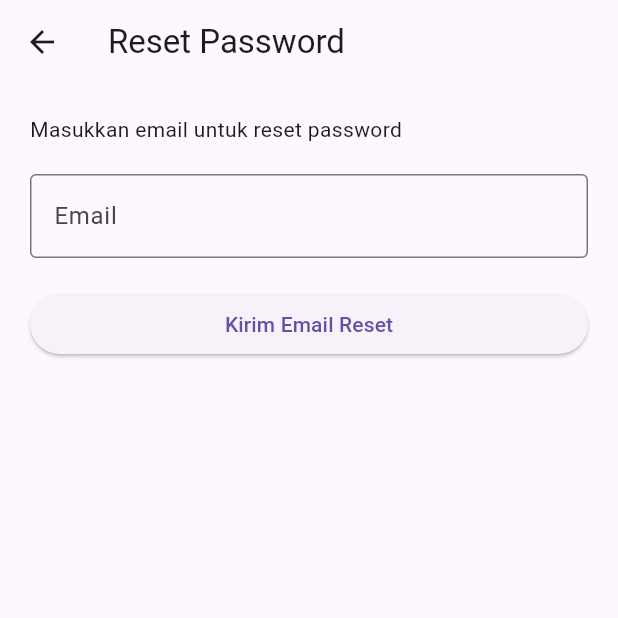
After one commit to abyanarif/U-Save, a Flutter app: the ForgotPassword screen opened directly, on a phone screen of 412 x 824 dp, the top half of it. The commit adds this screen. Run offline on Flutter 3.47's test engine with Material 3 defaults, Android fonts, the phone set to English and light mode, and no system bars; our stand-ins replace firebase_auth, firebase_core; accounts and stored records are empty.

Commit message:
Pindahan Ke Abyan

```diff
--- a/lib/Asuransi.dart
+++ b/lib/Asuransi.dart
@@ -2,6 +2,8 @@ import 'package:flutter/material.dart';
 import 'package:aplikasi2/Literasi.dart';
 
 class Asuransi extends StatelessWidget {
+  const Asuransi({super.key});
+
   @override
   Widget build(BuildContext context) {
     return Scaffold(
--- a/lib/BuatBaru.dart
+++ b/lib/BuatBaru.dart
@@ -2,12 +2,14 @@ import 'package:flutter/material.dart';
 import 'Cek.dart';
 
 class BuatBaru extends StatefulWidget {
+  const BuatBaru({super.key});
+
   @override
   _BuatBaruState createState() => _BuatBaruState();
 }
 
 class _BuatBaruState extends State<BuatBaru> {
-  TextEditingController _uangSakuController = TextEditingController();
+  final TextEditingController _uangSakuController = TextEditingController();
   String _selectedCity = "Pilih Kota";
   List<String> cities = [
     "Surabaya",
--- a/lib/Cek.dart
+++ b/lib/Cek.dart
@@ -7,6 +7,7 @@ class Cek extends StatelessWidget {
   final Map<String, int> tambahanPengeluaran;
 
   Cek({
+    super.key,
     required this.uangSaku,
     required this.selectedCity,
     required this.selectedCategories,
@@ -96,7 +97,7 @@ class BudgetCard extends StatelessWidget {
   final String title;
   final int amount;
 
-  BudgetCard({required this.title, required this.amount});
+  const BudgetCard({super.key, required this.title, required this.amount});
 
   @override
   Widget build(BuildContext context) {
--- a/lib/Investasi.dart
+++ b/lib/Investasi.dart
@@ -2,6 +2,8 @@ import 'package:flutter/material.dart';
 import 'package:aplikasi2/Literasi.dart';
 
 class Investasi extends StatelessWidget {
+  const Investasi({super.key});
+
   @override
   Widget build(BuildContext context) {
     return Scaffold(
--- a/lib/Pemahaman_Dasar.dart
+++ b/lib/Pemahaman_Dasar.dart
@@ -2,6 +2,8 @@ import 'package:flutter/material.dart';
 import 'package:aplikasi2/Literasi.dart';
 
 class Pemahaman_Dasar extends StatelessWidget {
+  const Pemahaman_Dasar({super.key});
+
   @override
   Widget build(BuildContext context) {
     return Scaffold(
--- a/lib/Perencanaan_Keuangan.dart
+++ b/lib/Perencanaan_Keuangan.dart
@@ -2,6 +2,8 @@ import 'package:flutter/material.dart';
 import 'package:aplikasi2/Literasi.dart';
 
 class Perencanaan_Keuangan extends StatelessWidget {
+  const Perencanaan_Keuangan({super.key});
+
   @override
   Widget build(BuildContext context) {
     return Scaffold(
--- a/lib/TabungandanPinjaman.dart
+++ b/lib/TabungandanPinjaman.dart
@@ -2,6 +2,8 @@ import 'package:flutter/material.dart';
 import 'package:aplikasi2/Literasi.dart';
 
 class TabungandanPinjaman extends StatelessWidget {
+  const TabungandanPinjaman({super.key});
+
   @override
   Widget build(BuildContext context) {
     return Scaffold(
--- a/lib/bottom_nav_bar.dart
+++ b/lib/bottom_nav_bar.dart
@@ -5,6 +5,8 @@ import 'mutasiTransaksi.dart';
 import 'informasiAkun.dart';
 
 class BottomNavBar extends StatefulWidget {
+  const BottomNavBar({super.key});
+
   @override
   _BottomNavBarState createState() => _BottomNavBarState();
 }
--- /dev/null
+++ b/lib/forgotPassword.dart
@@ -0,0 +1,83 @@
+import 'package:flutter/material.dart';
+import 'package:firebase_auth/firebase_auth.dart';
+
+class ForgotPassword extends StatefulWidget {
+  const ForgotPassword({super.key});
+
+  @override
+  State<ForgotPassword> createState() => _ForgotPasswordState();
+}
+
+class _ForgotPasswordState extends State<ForgotPassword> {
+  final TextEditingController emailController = TextEditingController();
+  bool _isLoading = false;
+
+  Future<void> resetPassword() async {
+    final email = emailController.text.trim();
+
+    if (email.isEmpty || !email.contains('@')) {
+      ScaffoldMessenger.of(context).showSnackBar(
+        const SnackBar(content: Text('Masukkan email yang valid')),
+      );
+      return;
+    }
+
+    setState(() => _isLoading = true);
+
+    try {
+      await FirebaseAuth.instance.sendPasswordResetEmail(email: email);
+      if (mounted) {
+        ScaffoldMessenger.of(context).showSnackBar(
+          const SnackBar(content: Text('Link reset password telah dikirim')),
+        );
+        Navigator.pop(context); // Kembali ke halaman sebelumnya
+      }
+    } on FirebaseAuthException catch (e) {
+      String message = 'Terjadi kesalahan';
+      if (e.code == 'user-not-found') {
+        message = 'Email tidak terdaftar';
+      }
+      if (mounted) {
+        ScaffoldMessenger.of(context)
+            .showSnackBar(SnackBar(content: Text(message)));
+      }
+    } finally {
+      if (mounted) setState(() => _isLoading = false);
+    }
+  }
+
+  @override
+  Widget build(BuildContext context) {
+    return Scaffold(
+      appBar: AppBar(title: const Text('Reset Password')),
+      body: Padding(
+        padding: const EdgeInsets.all(20),
+        child: Column(
+          crossAxisAlignment: CrossAxisAlignment.start,
+          children: [
+            const Text('Masukkan email untuk reset password'),
+            const SizedBox(height: 20),
+            TextField(
+              controller: emailController,
+              keyboardType: TextInputType.emailAddress,
+              decoration: const InputDecoration(
+                labelText: 'Email',
+                border: OutlineInputBorder(),
+              ),
+            ),
+            const SizedBox(height: 20),
+            SizedBox(
+              width: double.infinity,
+              child: ElevatedButton(
+                onPressed: _isLoading ? null : resetPassword,
+                child: _isLoading
+                    ? const CircularProgressIndicator(color: Colors.white)
+                    : const Text('Kirim Email Reset'),
+              ),
+            )
+          ],
+        ),
+      ),
+    );
+  }
+}
--- a/lib/home_page.dart
+++ b/lib/home_page.dart
@@ -2,6 +2,8 @@ import 'package:flutter/material.dart';
 import 'bottom_nav_bar.dart';
 
 class HomePage extends StatelessWidget {
+  const HomePage({super.key});
+
   @override
   Widget build(BuildContext context) {
     return BottomNavBar();
--- a/lib/informasiAkun.dart
+++ b/lib/informasiAkun.dart
@@ -1,6 +1,8 @@
 import 'package:flutter/material.dart';
 
 class InformasiAkun extends StatefulWidget {
+  const InformasiAkun({super.key});
+
   @override
   _InformasiAkunState createState() => _InformasiAkunState();
 }
@@ -114,10 +116,10 @@ class FieldProfile extends StatelessWidget {
   final String text;
 
   const FieldProfile({
-    Key? key,
+    super.key,
     required this.icon,
     required this.text,
-  }) : super(key: key);
+  });
 
   @override
   Widget build(BuildContext context) {
--- a/lib/login.dart
+++ b/lib/login.dart
@@ -4,7 +4,7 @@ import 'package:flutter/material.dart';
 import 'package:firebase_auth/firebase_auth.dart';
 
 class Login extends StatefulWidget {
-  const Login({Key? key}) : super(key: key);
+  const Login({super.key});
 
   @override
   State<Login> createState() => _LoginPageState();
--- a/lib/main.dart
+++ b/lib/main.dart
@@ -1,6 +1,5 @@
 import 'package:flutter/material.dart';
 import 'splash_screen.dart';
-import 'welcomePage.dart';
 import 'package:firebase_core/firebase_core.dart';
 import 'firebase_options.dart';
 
@@ -13,6 +12,8 @@ void main(List<String> args) async {
 }
 
 class MyApp extends StatelessWidget {
+  const MyApp({super.key});
+
   @override
   Widget build(BuildContext context) {
     return MaterialApp(
--- a/lib/mutasiTransaksi.dart
+++ b/lib/mutasiTransaksi.dart
@@ -1,6 +1,8 @@
 import 'package:flutter/material.dart';
 
 class MutasiTransaksi extends StatefulWidget {
+  const MutasiTransaksi({super.key});
+
   @override
   _MutasiTransaksiPageState createState() => _MutasiTransaksiPageState();
 }
--- a/lib/signup.dart
+++ b/lib/signup.dart
@@ -3,7 +3,7 @@ import 'package:firebase_auth/firebase_auth.dart'; // Tambah ini buat Firebase
 import 'login.dart'; // pastikan file login.dart sudah ada
 
 class Signup extends StatefulWidget {
-  const Signup({Key? key}) : super(key: key);
+  const Signup({super.key});
 
   @override
   State<Signup> createState() => _SignUpState();
--- a/lib/splash_screen.dart
+++ b/lib/splash_screen.dart
@@ -1,8 +1,9 @@
 import 'package:flutter/material.dart';
-import 'home_page.dart';
 import 'welcomePage.dart';
 
 class SplashScreen extends StatefulWidget {
+  const SplashScreen({super.key});
+
   @override
   _SplashScreenState createState() => _SplashScreenState();
 }
```
Also changed, not shown: pubspec.lock, 2 other files.
